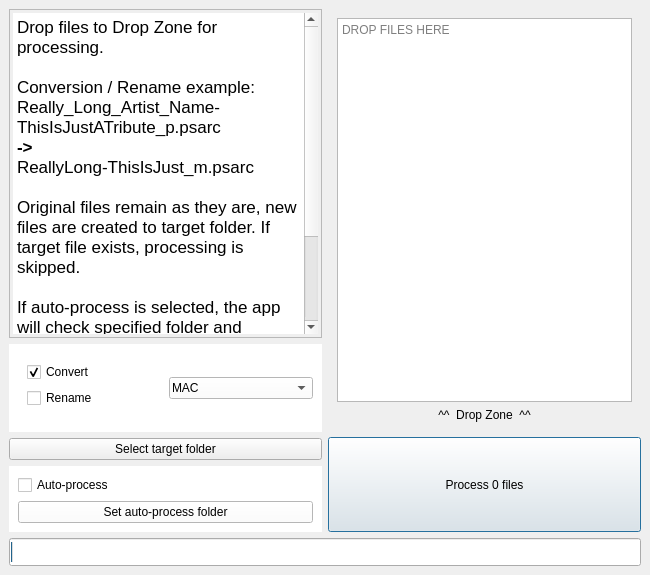
glebb/rocksmithconvert, file src/mainwindow.ui: the form before one commit.
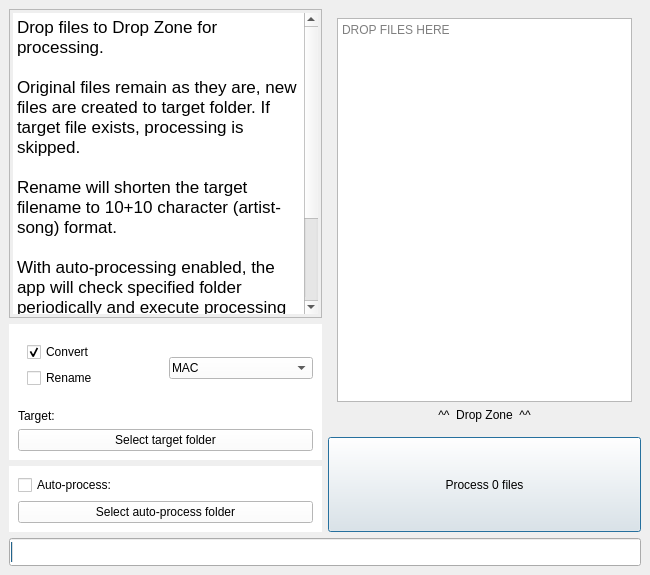
The form after the commit. Custom widgets are drawn as their Qt base class.

Commit message: layout and instruction updates

```diff
--- a/src/mainwindow.ui
+++ b/src/mainwindow.ui
@@ -181,14 +181,11 @@
 &lt;/style&gt;&lt;/head&gt;&lt;body style=&quot; font-family:'.AppleSystemUIFont'; font-size:13pt; font-weight:400; font-style:normal;&quot;&gt;
 &lt;p style=&quot; margin-top:0px; margin-bottom:0px; margin-left:0px; margin-right:0px; -qt-block-indent:0; text-indent:0px;&quot;&gt;Drop files to Drop Zone for processing.&lt;/p&gt;
 &lt;p style=&quot;-qt-paragraph-type:empty; margin-top:0px; margin-bottom:0px; margin-left:0px; margin-right:0px; -qt-block-indent:0; text-indent:0px;&quot;&gt;&lt;br /&gt;&lt;/p&gt;
-&lt;p style=&quot; margin-top:0px; margin-bottom:0px; margin-left:0px; margin-right:0px; -qt-block-indent:0; text-indent:0px;&quot;&gt;Conversion / Rename example:&lt;/p&gt;
-&lt;p style=&quot; margin-top:0px; margin-bottom:0px; margin-left:0px; margin-right:0px; -qt-block-indent:0; text-indent:0px;&quot;&gt;Really_Long_Artist_Name-ThisIsJustATribute_p.psarc&lt;/p&gt;
-&lt;p style=&quot; margin-top:0px; margin-bottom:0px; margin-left:0px; margin-right:0px; -qt-block-indent:0; text-indent:0px;&quot;&gt;&lt;span style=&quot; font-weight:600;&quot;&gt;-&amp;gt; &lt;/span&gt;&lt;/p&gt;
-&lt;p style=&quot; margin-top:0px; margin-bottom:0px; margin-left:0px; margin-right:0px; -qt-block-indent:0; text-indent:0px;&quot;&gt;ReallyLong-ThisIsJust_m.psarc&lt;/p&gt;
-&lt;p style=&quot;-qt-paragraph-type:empty; margin-top:0px; margin-bottom:0px; margin-left:0px; margin-right:0px; -qt-block-indent:0; text-indent:0px;&quot;&gt;&lt;br /&gt;&lt;/p&gt;
 &lt;p style=&quot; margin-top:0px; margin-bottom:0px; margin-left:0px; margin-right:0px; -qt-block-indent:0; text-indent:0px;&quot;&gt;Original files remain as they are, new files are created to target folder. If target file exists, processing is skipped.&lt;/p&gt;
 &lt;p style=&quot;-qt-paragraph-type:empty; margin-top:0px; margin-bottom:0px; margin-left:0px; margin-right:0px; -qt-block-indent:0; text-indent:0px;&quot;&gt;&lt;br /&gt;&lt;/p&gt;
-&lt;p style=&quot; margin-top:0px; margin-bottom:0px; margin-left:0px; margin-right:0px; -qt-block-indent:0; text-indent:0px;&quot;&gt;If auto-process is selected, the app will check specified folder and execute processing without further user interaction. Auto-processing is also applied  when files are manually dropped to app.&lt;/p&gt;
+&lt;p style=&quot; margin-top:0px; margin-bottom:0px; margin-left:0px; margin-right:0px; -qt-block-indent:0; text-indent:0px;&quot;&gt;Rename will shorten the target filename to 10+10 character (artist-song) format.&lt;/p&gt;
+&lt;p style=&quot;-qt-paragraph-type:empty; margin-top:0px; margin-bottom:0px; margin-left:0px; margin-right:0px; -qt-block-indent:0; text-indent:0px;&quot;&gt;&lt;br /&gt;&lt;/p&gt;
+&lt;p style=&quot; margin-top:0px; margin-bottom:0px; margin-left:0px; margin-right:0px; -qt-block-indent:0; text-indent:0px;&quot;&gt;With auto-processing enabled, the app will check specified folder periodically and execute processing without further user interaction when new files are found. Auto-processing is also applied  when files are manually dropped to app.&lt;/p&gt;
 &lt;p style=&quot;-qt-paragraph-type:empty; margin-top:0px; margin-bottom:0px; margin-left:0px; margin-right:0px; -qt-block-indent:0; text-indent:0px;&quot;&gt;&lt;br /&gt;&lt;/p&gt;
 &lt;p style=&quot; margin-top:0px; margin-bottom:0px; margin-left:0px; margin-right:0px; -qt-block-indent:0; text-indent:0px;&quot;&gt;&lt;a href=&quot;https://github.com/glebb/rocksmithconvert&quot;&gt;&lt;span style=&quot; text-decoration: underline; color:#0068da;&quot;&gt;Github page&lt;/span&gt;&lt;/a&gt;&lt;/p&gt;&lt;/body&gt;&lt;/html&gt;</string>
         </property>
@@ -303,10 +300,7 @@
            </item>
           </widget>
          </item>
-        </layout>
-       </widget>
-      </item>
-      <item>
+         <item row="4" column="0" colspan="2">
        <widget class="QPushButton" name="pushButtonSelectTarget">
         <property name="sizePolicy">
          <sizepolicy hsizetype="Preferred" vsizetype="Fixed">
@@ -325,6 +319,16 @@
         </property>
        </widget>
       </item>
+         <item row="3" column="0">
+          <widget class="QLabel" name="labelTarget">
+           <property name="text">
+            <string>Target:</string>
+           </property>
+          </widget>
+         </item>
+        </layout>
+       </widget>
+      </item>
       <item>
        <widget class="QWidget" name="widget_3" native="true">
         <property name="sizePolicy">
@@ -342,7 +346,7 @@
          <item>
           <widget class="QCheckBox" name="checkBoxAutoProcess">
            <property name="text">
-            <string>Auto-process</string>
+            <string>Auto-process:</string>
            </property>
           </widget>
          </item>
@@ -352,7 +356,7 @@
             <bool>true</bool>
            </property>
            <property name="text">
-            <string>Set auto-process folder</string>
+            <string>Select auto-process folder</string>
            </property>
           </widget>
          </item>
```
Left out of the diff: 10 changed lines with no effect on the pictures. Lines whose indentation alone changed are shown as unchanged. The commit also changes 1 other file.
